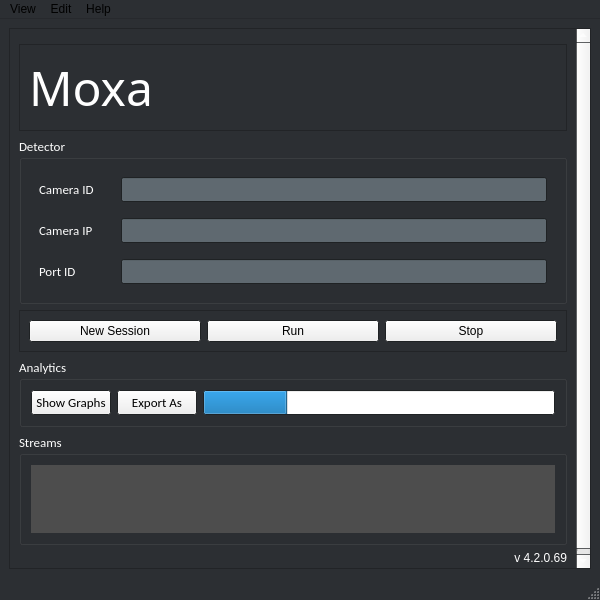
Old version of the form Moxa.ui in the repository Hack-n-Chill/ShittyBots.
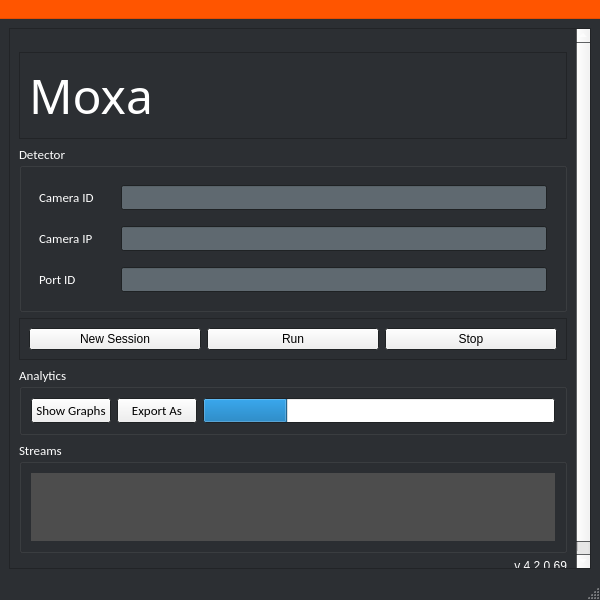
New version of the form. Icons and pictures are not drawn.

The edit to the form file:
```diff
--- a/Moxa.ui
+++ b/Moxa.ui
@@ -199,8 +199,15 @@
          <number>9</number>
         </property>
         <property name="topMargin">
-         <number>15</number>
+         <number>3</number>
         </property>
+        <item>
+         <widget class="QLabel" name="label_6">
+          <property name="text">
+           <string/>
+          </property>
+         </widget>
+        </item>
         <item>
          <widget class="QFrame" name="frame_2">
           <property name="frameShape">
@@ -1009,6 +1016,259 @@
      <height>21</height>
     </rect>
    </property>
+   <property name="palette">
+    <palette>
+     <active>
+      <colorrole role="WindowText">
+       <brush brushstyle="SolidPattern">
+        <color alpha="255">
+         <red>255</red>
+         <green>85</green>
+         <blue>0</blue>
+        </color>
+       </brush>
+      </colorrole>
+      <colorrole role="Dark">
+       <brush brushstyle="SolidPattern">
+        <color alpha="255">
+         <red>255</red>
+         <green>85</green>
+         <blue>0</blue>
+        </color>
+       </brush>
+      </colorrole>
+      <colorrole role="Text">
+       <brush brushstyle="SolidPattern">
+        <color alpha="255">
+         <red>255</red>
+         <green>85</green>
+         <blue>0</blue>
+        </color>
+       </brush>
+      </colorrole>
+      <colorrole role="ButtonText">
+       <brush brushstyle="SolidPattern">
+        <color alpha="255">
+         <red>255</red>
+         <green>85</green>
+         <blue>0</blue>
+        </color>
+       </brush>
+      </colorrole>
+      <colorrole role="Base">
+       <brush brushstyle="SolidPattern">
+        <color alpha="255">
+         <red>255</red>
+         <green>255</green>
+         <blue>255</blue>
+        </color>
+       </brush>
+      </colorrole>
+      <colorrole role="Window">
+       <brush brushstyle="SolidPattern">
+        <color alpha="255">
+         <red>255</red>
+         <green>85</green>
+         <blue>0</blue>
+        </color>
+       </brush>
+      </colorrole>
+      <colorrole role="Shadow">
+       <brush brushstyle="SolidPattern">
+        <color alpha="255">
+         <red>255</red>
+         <green>85</green>
+         <blue>0</blue>
+        </color>
+       </brush>
+      </colorrole>
+      <colorrole role="ToolTipText">
+       <brush brushstyle="SolidPattern">
+        <color alpha="255">
+         <red>255</red>
+         <green>85</green>
+         <blue>0</blue>
+        </color>
+       </brush>
+      </colorrole>
+      <colorrole role="PlaceholderText">
+       <brush brushstyle="SolidPattern">
+        <color alpha="128">
+         <red>255</red>
+         <green>85</green>
+         <blue>0</blue>
+        </color>
+       </brush>
+      </colorrole>
+     </active>
+     <inactive>
+      <colorrole role="WindowText">
+       <brush brushstyle="SolidPattern">
+        <color alpha="255">
+         <red>255</red>
+         <green>85</green>
+         <blue>0</blue>
+        </color>
+       </brush>
+      </colorrole>
+      <colorrole role="Dark">
+       <brush brushstyle="SolidPattern">
+        <color alpha="255">
+         <red>255</red>
+         <green>85</green>
+         <blue>0</blue>
+        </color>
+       </brush>
+      </colorrole>
+      <colorrole role="Text">
+       <brush brushstyle="SolidPattern">
+        <color alpha="255">
+         <red>255</red>
+         <green>85</green>
+         <blue>0</blue>
+        </color>
+       </brush>
+      </colorrole>
+      <colorrole role="ButtonText">
+       <brush brushstyle="SolidPattern">
+        <color alpha="255">
+         <red>255</red>
+         <green>85</green>
+         <blue>0</blue>
+        </color>
+       </brush>
+      </colorrole>
+      <colorrole role="Base">
+       <brush brushstyle="SolidPattern">
+        <color alpha="255">
+         <red>255</red>
+         <green>255</green>
+         <blue>255</blue>
+        </color>
+       </brush>
+      </colorrole>
+      <colorrole role="Window">
+       <brush brushstyle="SolidPattern">
+        <color alpha="255">
+         <red>255</red>
+         <green>85</green>
+         <blue>0</blue>
+        </color>
+       </brush>
+      </colorrole>
+      <colorrole role="Shadow">
+       <brush brushstyle="SolidPattern">
+        <color alpha="255">
+         <red>255</red>
+         <green>85</green>
+         <blue>0</blue>
+        </color>
+       </brush>
+      </colorrole>
+      <colorrole role="ToolTipText">
+       <brush brushstyle="SolidPattern">
+        <color alpha="255">
+         <red>255</red>
+         <green>85</green>
+         <blue>0</blue>
+        </color>
+       </brush>
+      </colorrole>
+      <colorrole role="PlaceholderText">
+       <brush brushstyle="SolidPattern">
+        <color alpha="128">
+         <red>255</red>
+         <green>85</green>
+         <blue>0</blue>
+        </color>
+       </brush>
+      </colorrole>
+     </inactive>
+     <disabled>
+      <colorrole role="WindowText">
+       <brush brushstyle="SolidPattern">
+        <color alpha="255">
+         <red>255</red>
+         <green>85</green>
+         <blue>0</blue>
+        </color>
+       </brush>
+      </colorrole>
+      <colorrole role="Dark">
+       <brush brushstyle="SolidPattern">
+        <color alpha="255">
+         <red>255</red>
+         <green>85</green>
+         <blue>0</blue>
+        </color>
+       </brush>
+      </colorrole>
+      <colorrole role="Text">
+       <brush brushstyle="SolidPattern">
+        <color alpha="255">
+         <red>255</red>
+         <green>85</green>
+         <blue>0</blue>
+        </color>
+       </brush>
+      </colorrole>
+      <colorrole role="ButtonText">
+       <brush brushstyle="SolidPattern">
+        <color alpha="255">
+         <red>255</red>
+         <green>85</green>
+         <blue>0</blue>
+        </color>
+       </brush>
+      </colorrole>
+      <colorrole role="Base">
+       <brush brushstyle="SolidPattern">
+        <color alpha="255">
+         <red>255</red>
+         <green>85</green>
+         <blue>0</blue>
+        </color>
+       </brush>
+      </colorrole>
+      <colorrole role="Window">
+       <brush brushstyle="SolidPattern">
+        <color alpha="255">
+         <red>255</red>
+         <green>85</green>
+         <blue>0</blue>
+        </color>
+       </brush>
+      </colorrole>
+      <colorrole role="Shadow">
+       <brush brushstyle="SolidPattern">
+        <color alpha="255">
+         <red>255</red>
+         <green>85</green>
+         <blue>0</blue>
+        </color>
+       </brush>
+      </colorrole>
+      <colorrole role="ToolTipText">
+       <brush brushstyle="SolidPattern">
+        <color alpha="255">
+         <red>255</red>
+         <green>85</green>
+         <blue>0</blue>
+        </color>
+       </brush>
+      </colorrole>
+      <colorrole role="PlaceholderText">
+       <brush brushstyle="SolidPattern">
+        <color alpha="128">
+         <red>0</red>
+         <green>0</green>
+         <blue>0</blue>
+        </color>
+       </brush>
+      </colorrole>
+     </disabled>
+    </palette>
+   </property>
    <widget class="QMenu" name="menuView">
     <property name="title">
      <string>View</string>
```
